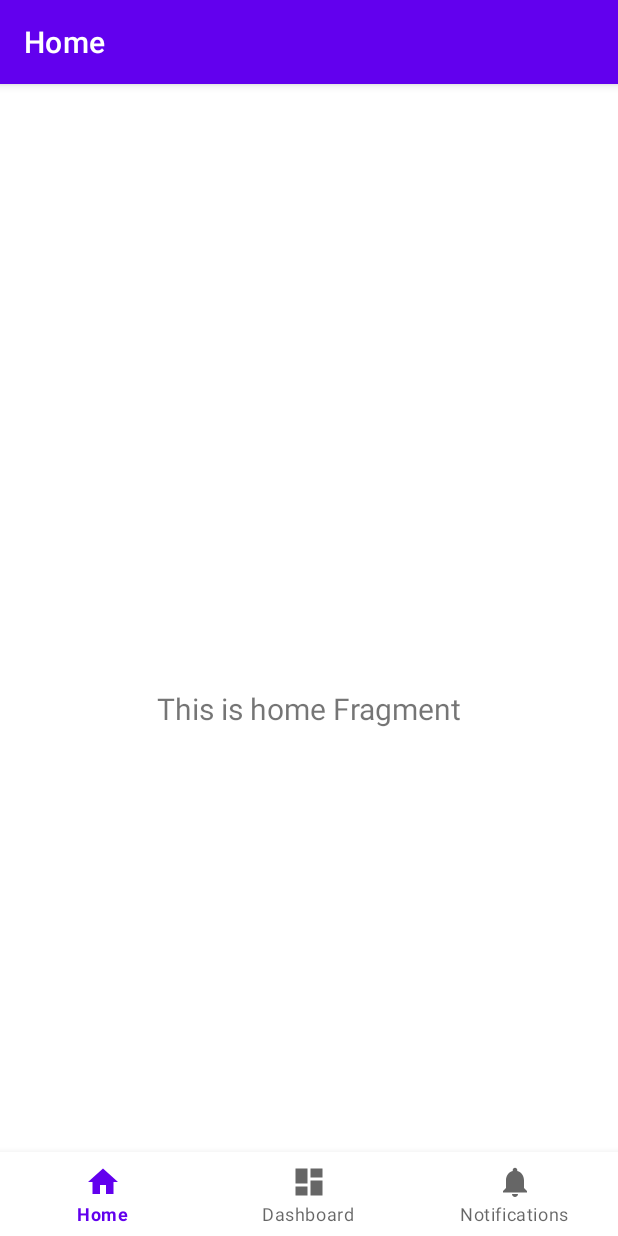
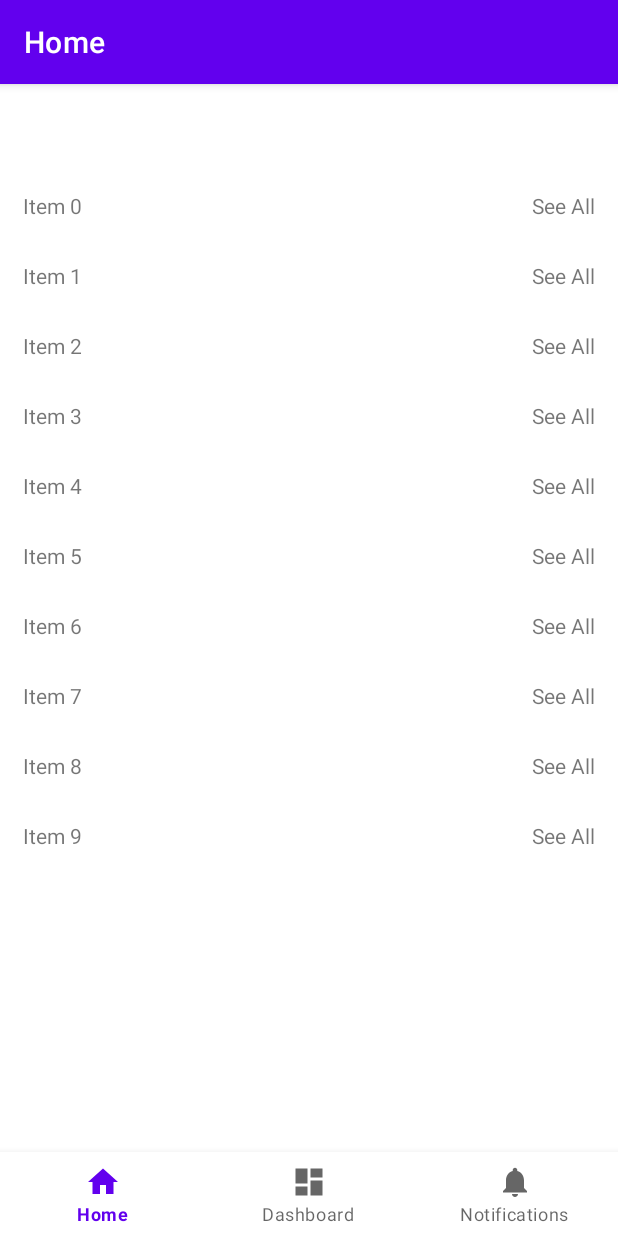
Before and after one commit to arhatbaid/GroceryShop, an Android app: the screen it shows after launch (MainActivity), on a phone screen of 412 x 824 dp. Run offline under Robolectric (Android 15) with nearby library versions, the phone set to English and light mode, and no system bars; our stand-ins replace data binding, navigation-ui.

Commit message:
HomeScreen : Added first level RecyclerView Adapter

```diff
--- a/app/build.gradle
+++ b/app/build.gradle
@@ -30,12 +30,12 @@ android {
         jvmTarget = '1.8'
     }
     buildFeatures {
-        viewBinding true
+        dataBinding = true
+        viewBinding = true
     }
 }
 
 dependencies {
-
     implementation 'androidx.core:core-ktx:1.7.0'
     implementation 'androidx.appcompat:appcompat:1.4.1'
     implementation 'com.google.android.material:material:1.5.0'
@@ -44,6 +44,8 @@ dependencies {
     implementation 'androidx.lifecycle:lifecycle-viewmodel-ktx:2.4.1'
     implementation 'androidx.navigation:navigation-fragment-ktx:2.4.1'
     implementation 'androidx.navigation:navigation-ui-ktx:2.4.1'
+    implementation 'androidx.databinding:databinding-runtime:7.1.2'
+    implementation "androidx.recyclerview:recyclerview:1.2.1"
     testImplementation 'junit:junit:'
     androidTestImplementation 'androidx.test.ext:junit:1.1.3'
     androidTestImplementation 'androidx.test.espresso:espresso-core:3.4.0'
--- a/app/src/main/java/com/arhat/groceryshop/MainActivity.kt
+++ b/app/src/main/java/com/arhat/groceryshop/MainActivity.kt
@@ -3,7 +3,8 @@ package com.arhat.groceryshop
 import android.os.Bundle
 import com.google.android.material.bottomnavigation.BottomNavigationView
 import androidx.appcompat.app.AppCompatActivity
-import androidx.navigation.findNavController
+import androidx.navigation.NavController
+import androidx.navigation.fragment.NavHostFragment
 import androidx.navigation.ui.AppBarConfiguration
 import androidx.navigation.ui.setupActionBarWithNavController
 import androidx.navigation.ui.setupWithNavController
@@ -12,6 +13,7 @@ import com.arhat.groceryshop.databinding.ActivityMainBinding
 class MainActivity : AppCompatActivity() {
 
     private lateinit var binding: ActivityMainBinding
+    private lateinit var navController: NavController
 
     override fun onCreate(savedInstanceState: Bundle?) {
         super.onCreate(savedInstanceState)
@@ -21,7 +23,8 @@ class MainActivity : AppCompatActivity() {
 
         val navView: BottomNavigationView = binding.navView
 
-        val navController = findNavController(R.id.nav_host_fragment_activity_main)
+        val navHostFragment = supportFragmentManager.findFragmentById(R.id.nav_host_fragment) as NavHostFragment
+        navController = navHostFragment.navController
         // Passing each menu ID as a set of Ids because each
         // menu should be considered as top level destinations.
         val appBarConfiguration = AppBarConfiguration(
--- /dev/null
+++ b/app/src/main/java/com/arhat/groceryshop/data/HomeItem.kt
@@ -0,0 +1,3 @@
+package com.arhat.groceryshop.data
+
+data class HomeItem(val category: String, val categoryData: ArrayList<Product>)
--- /dev/null
+++ b/app/src/main/java/com/arhat/groceryshop/ui/home/HomeAdapter.kt
@@ -0,0 +1,59 @@
+package com.arhat.groceryshop.ui.home
+
+import android.content.Context
+import android.view.LayoutInflater
+import android.view.ViewGroup
+import android.widget.Toast
+import androidx.recyclerview.widget.DiffUtil
+import androidx.recyclerview.widget.ListAdapter
+import androidx.recyclerview.widget.RecyclerView
+import com.arhat.groceryshop.data.HomeItem
+import com.arhat.groceryshop.databinding.ListItemHomeCategoryBinding
+
+class HomeAdapter : ListAdapter<HomeItem, RecyclerView.ViewHolder>(PlantDiffCallback()) {
+
+    override fun onCreateViewHolder(parent: ViewGroup, viewType: Int): RecyclerView.ViewHolder {
+        return HomeViewHolder(
+            ListItemHomeCategoryBinding.inflate(
+                LayoutInflater.from(parent.context),
+                parent,
+                false
+            ),
+            parent.context
+        )
+    }
+
+    override fun onBindViewHolder(holder: RecyclerView.ViewHolder, position: Int) {
+        val homeTime = getItem(position)
+        (holder as HomeViewHolder).bind(homeTime)
+    }
+
+    class HomeViewHolder(
+        private val binding: ListItemHomeCategoryBinding,
+        context: Context
+    ) : RecyclerView.ViewHolder(binding.root) {
+        init {
+            binding.setClickListener {
+                Toast.makeText(context, "See All Clicked", Toast.LENGTH_LONG).show()
+            }
+        }
+
+        fun bind(item: HomeItem) {
+            binding.apply {
+                homeItem = item
+                executePendingBindings()
+            }
+        }
+    }
+}
+
+private class PlantDiffCallback : DiffUtil.ItemCallback<HomeItem>() {
+
+    override fun areItemsTheSame(oldItem: HomeItem, newItem: HomeItem): Boolean {
+        return oldItem.category == newItem.category
+    }
+
+    override fun areContentsTheSame(oldItem: HomeItem, newItem: HomeItem): Boolean {
+        return oldItem == newItem
+    }
+}
--- a/app/src/main/java/com/arhat/groceryshop/ui/home/HomeFragment.kt
+++ b/app/src/main/java/com/arhat/groceryshop/ui/home/HomeFragment.kt
@@ -4,21 +4,16 @@ import android.os.Bundle
 import android.view.LayoutInflater
 import android.view.View
 import android.view.ViewGroup
-import android.widget.TextView
 import androidx.fragment.app.Fragment
-import androidx.lifecycle.Observer
 import androidx.lifecycle.ViewModelProvider
-import com.arhat.groceryshop.R
 import com.arhat.groceryshop.databinding.FragmentHomeBinding
+import androidx.recyclerview.widget.LinearLayoutManager
+
 
 class HomeFragment : Fragment() {
 
     private lateinit var homeViewModel: HomeViewModel
-    private var _binding: FragmentHomeBinding? = null
-
-    // This property is only valid between onCreateView and
-    // onDestroyView.
-    private val binding get() = _binding!!
+    private var binding: FragmentHomeBinding? = null
 
     override fun onCreateView(
         inflater: LayoutInflater,
@@ -26,20 +21,33 @@ class HomeFragment : Fragment() {
         savedInstanceState: Bundle?
     ): View {
         homeViewModel =
-            ViewModelProvider(this).get(HomeViewModel::class.java)
+            ViewModelProvider(this)[HomeViewModel::class.java]
 
-        _binding = FragmentHomeBinding.inflate(inflater, container, false)
-        val root: View = binding.root
+        val fragmentBinding = FragmentHomeBinding.inflate(inflater, container, false)
+        binding = fragmentBinding
+        return fragmentBinding.root
+    }
 
-        val textView: TextView = binding.textHome
-        homeViewModel.text.observe(viewLifecycleOwner, {
-            textView.text = it
-        })
-        return root
+    override fun onViewCreated(view: View, savedInstanceState: Bundle?) {
+        super.onViewCreated(view, savedInstanceState)
+        val homeAdapter = HomeAdapter()
+        binding?.rvHome?.apply {
+            layoutManager = LinearLayoutManager(
+                view.context,
+                LinearLayoutManager.VERTICAL, false)
+            adapter = homeAdapter
+            subscribeUi(homeAdapter)
+        }
+    }
+
+    private fun subscribeUi(adapter: HomeAdapter) {
+        homeViewModel.homeItemList.observe(viewLifecycleOwner) { plants ->
+            adapter.submitList(plants)
+        }
     }
 
     override fun onDestroyView() {
         super.onDestroyView()
-        _binding = null
+        binding = null
     }
 }
--- a/app/src/main/java/com/arhat/groceryshop/ui/home/HomeViewModel.kt
+++ b/app/src/main/java/com/arhat/groceryshop/ui/home/HomeViewModel.kt
@@ -3,11 +3,17 @@ package com.arhat.groceryshop.ui.home
 import androidx.lifecycle.LiveData
 import androidx.lifecycle.MutableLiveData
 import androidx.lifecycle.ViewModel
+import com.arhat.groceryshop.data.HomeItem
+import com.arhat.groceryshop.data.Product
 
 class HomeViewModel : ViewModel() {
 
-    private val _text = MutableLiveData<String>().apply {
-        value = "This is home Fragment"
+    private val _homeItemList = MutableLiveData<List<HomeItem>>().apply {
+        value = addItemsToRecyclerViewArrayList()
     }
-    val text: LiveData<String> = _text
+    val homeItemList: LiveData<List<HomeItem>> = _homeItemList
+
+    private fun addItemsToRecyclerViewArrayList(): List<HomeItem> {
+        return List(10) { i -> HomeItem("Item $i", arrayListOf())  }
+    }
 }
--- a/app/src/main/res/layout/activity_main.xml
+++ b/app/src/main/res/layout/activity_main.xml
@@ -18,8 +18,8 @@
         app:layout_constraintRight_toRightOf="parent"
         app:menu="@menu/bottom_nav_menu" />
 
-    <fragment
-        android:id="@+id/nav_host_fragment_activity_main"
+    <androidx.fragment.app.FragmentContainerView
+        android:id="@+id/nav_host_fragment"
         android:name="androidx.navigation.fragment.NavHostFragment"
         android:layout_width="match_parent"
         android:layout_height="match_parent"
--- a/app/src/main/res/layout/fragment_home.xml
+++ b/app/src/main/res/layout/fragment_home.xml
@@ -6,17 +6,17 @@
     android:layout_height="match_parent"
     tools:context=".ui.home.HomeFragment">
 
-    <TextView
-        android:id="@+id/text_home"
+    <androidx.recyclerview.widget.RecyclerView
+        android:id="@+id/rvHome"
         android:layout_width="match_parent"
-        android:layout_height="wrap_content"
-        android:layout_marginStart="8dp"
-        android:layout_marginTop="8dp"
-        android:layout_marginEnd="8dp"
-        android:textAlignment="center"
-        android:textSize="20sp"
+        android:layout_height="match_parent"
+        app:layoutManager="androidx.recyclerview.widget.LinearLayoutManager"
         app:layout_constraintBottom_toBottomOf="parent"
-        app:layout_constraintEnd_toEndOf="parent"
-        app:layout_constraintStart_toStartOf="parent"
-        app:layout_constraintTop_toTopOf="parent" />
+        app:layout_constraintHorizontal_bias="0.0"
+        app:layout_constraintLeft_toLeftOf="parent"
+        app:layout_constraintRight_toRightOf="parent"
+        app:layout_constraintTop_toTopOf="parent"
+        app:layout_constraintVertical_bias="0.0"
+        tools:listitem="@layout/list_item_home_category" />
+
 </androidx.constraintlayout.widget.ConstraintLayout>
--- /dev/null
+++ b/app/src/main/res/layout/list_item_home_category.xml
@@ -0,0 +1,54 @@
+<?xml version="1.0" encoding="utf-8"?>
+<layout xmlns:android="http://schemas.android.com/apk/res/android"
+    xmlns:app="http://schemas.android.com/apk/res-auto"
+    xmlns:tools="http://schemas.android.com/tools">
+
+    <data>
+        <variable
+            name="clickListener"
+            type="android.view.View.OnClickListener"/>
+        <variable
+            name="homeItem"
+            type="com.arhat.groceryshop.data.HomeItem"/>
+    </data>
+
+    <androidx.constraintlayout.widget.ConstraintLayout
+        android:layout_width="match_parent"
+        android:layout_height="wrap_content">
+
+        <TextView
+            android:layout_width="wrap_content"
+            android:layout_height="wrap_content"
+            android:layout_margin="15dp"
+            app:layout_constraintStart_toStartOf="parent"
+            app:layout_constraintTop_toTopOf="parent"
+            android:text="@{homeItem.category}"
+            tools:text="@string/app_name" />
+
+        <TextView
+            android:id="@+id/tv_see_all"
+            android:layout_width="wrap_content"
+            android:layout_height="wrap_content"
+            android:layout_margin="15dp"
+            app:layout_constraintEnd_toEndOf="parent"
+            app:layout_constraintTop_toTopOf="parent"
+            android:text="@string/see_all"
+            android:onClick="@{clickListener}"
+            tools:text="@string/see_all" />
+
+        <androidx.recyclerview.widget.RecyclerView
+            android:id="@+id/rvHomeCategory"
+            android:layout_width="match_parent"
+            android:layout_height="wrap_content"
+            android:layout_marginTop="12dp"
+            android:orientation="horizontal"
+            app:layout_constraintBottom_toBottomOf="parent"
+            app:layout_constraintHorizontal_bias="0.0"
+            app:layout_constraintLeft_toLeftOf="parent"
+            app:layout_constraintRight_toRightOf="parent"
+            app:layout_constraintTop_toBottomOf="@+id/tv_see_all"
+            tools:listitem="@layout/list_item_product" />
+
+
+    </androidx.constraintlayout.widget.ConstraintLayout>
+</layout>
--- a/app/src/main/res/values/dimens.xml
+++ b/app/src/main/res/values/dimens.xml
@@ -2,4 +2,5 @@
     <!-- Default screen margins, per the Android Design guidelines. -->
     <dimen name="activity_horizontal_margin">16dp</dimen>
     <dimen name="activity_vertical_margin">16dp</dimen>
+    <dimen name="activity_vertical_margin_half">8dp</dimen>
 </resources>
--- a/app/src/main/res/values/strings.xml
+++ b/app/src/main/res/values/strings.xml
@@ -3,4 +3,10 @@
     <string name="title_home">Home</string>
     <string name="title_dashboard">Dashboard</string>
     <string name="title_notifications">Notifications</string>
+
+
+
+    <string name="home_category_exclusive_offer">Exclusive Offer</string>
+    <string name="see_all">See All</string>
+    <string name="desc_product_image">Product Image</string>
 </resources>
```
Also changed, not shown: app/src/main/java/com/arhat/groceryshop/data/Product.kt (added, +7 -0 lines), app/src/main/java/com/arhat/groceryshop/ui/home/HomeProductsAdapter.kt (added, +59 -0 lines), app/src/main/res/layout/list_item_product.xml (added, +54 -0 lines).
